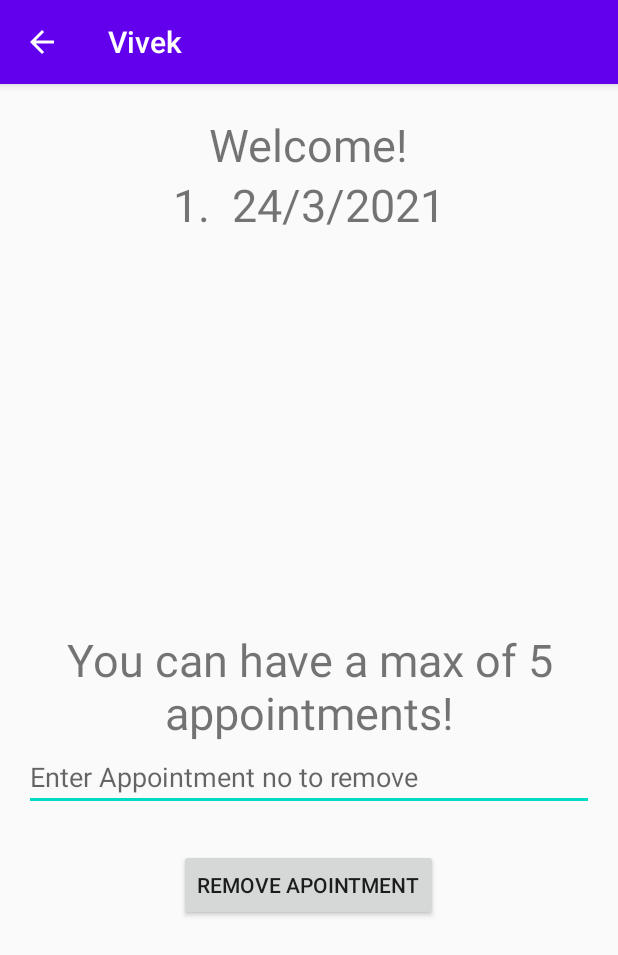
After one commit to vivekrekhadia/Androidfirst, an Android app: the Activity4 screen opened directly, with no data from a screen before it, on a phone screen of 412 x 824 dp. The commit adds this screen. Shown: the top 955 px of the screen. Run offline under Robolectric (Android 15) with nearby library versions, the phone set to English and light mode, and no system bars.

Commit message:
CRUD Appointment

```diff
--- a/MyApplication/app/src/main/java/com/example/myapplication/Activity2.java
+++ b/MyApplication/app/src/main/java/com/example/myapplication/Activity2.java
@@ -18,6 +18,6 @@ public class Activity2 extends AppCompatActivity {
         Denem dene = (Denem)intent.getSerializableExtra("sampleObject");
         textView1.setText(dene.getId());
         textView2.setText(dene.getName());
-        textView3.setText(""+dene.getData());
+        textView3.setText(""+dene.getDay());
     }
 }
--- /dev/null
+++ b/MyApplication/app/src/main/java/com/example/myapplication/Activity4.java
@@ -0,0 +1,83 @@
+package com.example.myapplication;
+
+import android.support.v7.app.AppCompatActivity;
+import android.os.Bundle;
+import android.view.View;
+import android.widget.Button;
+import android.widget.EditText;
+import android.widget.TextView;
+
+public class Activity4 extends AppCompatActivity {
+    TextView text1;
+    TextView text2;
+    TextView text3;
+    TextView text4;
+    TextView text5;
+    Denem[] usrData;
+    int index;
+    @Override
+    protected void onCreate(Bundle savedInstanceState) {
+        super.onCreate(savedInstanceState);
+        setContentView(R.layout.activity_4);
+        TextView textName = (TextView) findViewById(R.id.textViewName);
+
+        text1 = (TextView) findViewById(R.id.textView1);
+        text2 = (TextView) findViewById(R.id.textView2);
+        text3 = (TextView) findViewById(R.id.textView3);
+        text4 = (TextView) findViewById(R.id.textView4);
+        text5 = (TextView) findViewById(R.id.textView5);
+        Button button = (Button) findViewById(R.id.removebtn);
+        EditText edit1 = (EditText) findViewById(R.id.edittext1);
+        UserData usr=(UserData) this.getApplication();
+
+        button.setOnClickListener(new View.OnClickListener() {
+            @Override
+            public void onClick(View v) {
+                if(edit1.getText().toString().length()!=0) {
+
+
+                    usrData = usr.removeIndex(Integer.parseInt(edit1.getText().toString()));
+                    index = usr.getIndex();
+                    System.out.println(index);
+                    System.out.println(usrData);
+                    reset();
+                    setText();
+                }
+            }
+        });
+
+        index = ((UserData) this.getApplication()).getIndex();
+        usrData=((UserData) this.getApplication()).getList();
+        textName.setText("Welcome!");
+        setText();
+    }
+    public void reset(){
+        text1.setText("");
+        text2.setText("");
+        text3.setText("");
+        text4.setText("");
+        text5.setText("");
+    }
+    public void setText(){
+        if(index==0){
+            text3.setText("No Appointments!");
+        } else{
+            if(index>0){
+                text1.setText("1. "+usrData[0].getName()+ " "+usrData[0].getDay()+"/"+usrData[0].getMonth()+"/"+usrData[0].getYear()+"");
+                if(index>1){
+                    text2.setText("2. "+usrData[1].getName()+ " "+usrData[1].getDay()+"/"+usrData[1].getMonth()+"/"+usrData[1].getYear()+"");
+                    if(index>2){
+                        text3.setText("3. "+usrData[2].getName()+ " "+usrData[2].getDay()+"/"+usrData[2].getMonth()+"/"+usrData[2].getYear()+"");
+                        if(index>3){
+                            text4.setText("4. "+usrData[3].getName()+ " "+usrData[3].getDay()+"/"+usrData[3].getMonth()+"/"+usrData[3].getYear()+"");
+                            if(index>4){
+                                text5.setText("5. "+usrData[4].getName()+ " "+usrData[4].getDay()+"/"+usrData[4].getMonth()+"/"+usrData[4].getYear()+"");
+                            }
+                        }
+                    }
+                }
+            }
+        }
+    }
+
+}
--- a/MyApplication/app/src/main/java/com/example/myapplication/Denem.java
+++ b/MyApplication/app/src/main/java/com/example/myapplication/Denem.java
@@ -6,17 +6,25 @@ import java.util.Date;
 @SuppressWarnings("serial") //With this annotation we are going to hide compiler warnings
 public class Denem implements Serializable {
 
-    public Denem(String id, String name, int data) {
+    public Denem(String id, String name, int day,int month,int year) {
         this.id = id;
-        this.data = data;
+        this.day = day;
+        this.month = month;
+        this.year = year;
         this.name = name;
     }
 
     public String getId() {
         return id;
     }
-    public int getData() {
-        return data;
+    public int getDay() {
+        return day;
+    }
+    public int getMonth() {
+        return month;
+    }
+    public int getYear() {
+        return year;
     }
     public String getName() {
         return this.name;
@@ -25,5 +33,7 @@ public class Denem implements Serializable {
 
     private String id;
     private String name;
-    private int data;
+    private int day;
+    private int month;
+    private int year;
 }
--- /dev/null
+++ b/MyApplication/app/src/main/res/layout/activity_4.xml
@@ -0,0 +1,78 @@
+<?xml version="1.0" encoding="utf-8"?>
+<RelativeLayout xmlns:android="http://schemas.android.com/apk/res/android"
+    xmlns:app="http://schemas.android.com/apk/res-auto"
+    xmlns:tools="http://schemas.android.com/tools"
+    android:layout_width="match_parent"
+    android:layout_height="match_parent"
+    tools:context=".Activity4">
+    <TextView
+        android:id="@+id/textViewName"
+        android:layout_width="wrap_content"
+        android:layout_height="wrap_content"
+        android:layout_centerHorizontal="true"
+        android:layout_marginTop="20dp"
+        android:textSize="30sp" />
+    <TextView
+        android:id="@+id/textView1"
+        android:layout_width="wrap_content"
+        android:layout_height="wrap_content"
+        android:layout_centerHorizontal="true"
+        android:layout_marginTop="60dp"
+        android:textSize="30sp" />
+    <TextView
+        android:id="@+id/textView2"
+        android:layout_width="wrap_content"
+        android:layout_height="wrap_content"
+        android:layout_centerHorizontal="true"
+        android:layout_below="@+id/textView1"
+        android:textSize="30sp" />
+    <TextView
+        android:id="@+id/textView3"
+        android:layout_width="wrap_content"
+        android:layout_height="wrap_content"
+        android:layout_below="@+id/textView2"
+        android:layout_centerHorizontal="true"
+        android:textSize="30sp" />
+    <TextView
+        android:id="@+id/textView4"
+        android:layout_width="wrap_content"
+        android:layout_height="wrap_content"
+        android:layout_centerHorizontal="true"
+        android:layout_below="@+id/textView3"
+        android:textSize="30sp" />
+    <TextView
+        android:id="@+id/textView5"
+        android:layout_width="wrap_content"
+        android:layout_height="wrap_content"
+        android:layout_centerHorizontal="true"
+        android:layout_below="@+id/textView4"
+        android:textSize="30sp" />
+    <TextView
+        android:id="@+id/textView6"
+        android:layout_width="wrap_content"
+        android:layout_height="wrap_content"
+        android:layout_centerHorizontal="true"
+        android:layout_below="@+id/textView5"
+        android:textAlignment="center"
+        android:text="You can have a max of 5 appointments!"
+        android:layout_marginTop="100dp"
+        android:textSize="30sp" />
+    <EditText
+        android:id="@+id/edittext1"
+        android:layout_width="match_parent"
+        android:layout_height="wrap_content"
+        android:hint="Enter Appointment no to remove"
+        android:layout_marginStart="16dp"
+        android:inputType="number"
+        android:layout_below="@+id/textView6"
+        android:layout_marginEnd="16dp" />
+    <Button
+        android:id="@+id/removebtn"
+        android:layout_width="wrap_content"
+        android:layout_height="wrap_content"
+        android:layout_below="@+id/edittext1"
+        android:layout_marginTop="25dp"
+        android:layout_centerHorizontal="true"
+        android:text="Remove Apointment" />
+
+</RelativeLayout>
```
Also changed, not shown: MyApplication/app/src/main/AndroidManifest.xml (+6 -2 lines), MyApplication/app/src/main/java/com/example/myapplication/MainActivity.java (+16 -2 lines), MyApplication/app/src/main/java/com/example/myapplication/UserData.java (added, +37 -0 lines), MyApplication/app/src/main/res/layout/activity_main.xml (+10 -2 lines).
